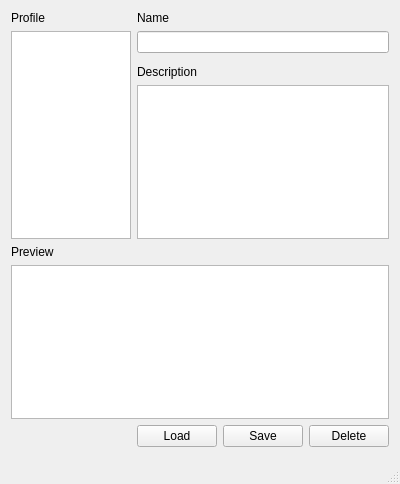
Above: gui_profiles.ui from Shub77/phoebetria-code before the change. Below: the same form after it.
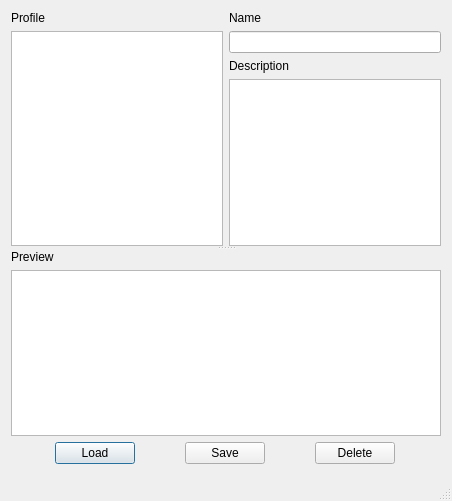
That is the form after the change. Icons and pictures are not drawn.

Commit message: Added vertical splitter to profiles dialog

```diff
--- a/gui_profiles.ui
+++ b/gui_profiles.ui
@@ -9,8 +9,8 @@
    <rect>
     <x>0</x>
     <y>0</y>
-    <width>400</width>
-    <height>484</height>
+    <width>452</width>
+    <height>501</height>
    </rect>
   </property>
   <property name="minimumSize">
@@ -26,44 +26,133 @@
    <bool>true</bool>
   </property>
   <layout class="QGridLayout" name="gridLayout">
-   <property name="spacing">
-    <number>6</number>
-   </property>
-   <item row="1" column="3">
-    <widget class="QLineEdit" name="ctrl_profileName"/>
-   </item>
-   <item row="3" column="3">
-    <widget class="QLabel" name="lbl_profileDescription_2">
-     <property name="text">
-      <string>Description</string>
-     </property>
-    </widget>
-   </item>
-   <item row="4" column="3">
-    <widget class="QPlainTextEdit" name="ctrl_profileDescription"/>
-   </item>
-   <item row="1" column="0" rowspan="4" colspan="3">
-    <widget class="QListWidget" name="ctrl_profileList">
-     <property name="sortingEnabled">
-      <bool>true</bool>
-     </property>
-    </widget>
-   </item>
    <item row="0" column="0">
+    <widget class="QSplitter" name="splitter">
+     <property name="frameShape">
+      <enum>QFrame::NoFrame</enum>
+     </property>
+     <property name="orientation">
+      <enum>Qt::Vertical</enum>
+     </property>
+     <property name="opaqueResize">
+      <bool>true</bool>
+     </property>
+     <property name="childrenCollapsible">
+      <bool>false</bool>
+     </property>
+     <widget class="QWidget" name="">
+      <layout class="QHBoxLayout" name="horizontalLayout_3">
+       <item>
+        <layout class="QVBoxLayout" name="verticalLayout_3">
+         <item>
     <widget class="QLabel" name="lbl_profileList">
      <property name="text">
       <string>Profile</string>
      </property>
     </widget>
    </item>
-   <item row="0" column="3">
+         <item>
+          <widget class="QListWidget" name="ctrl_profileList">
+           <property name="sortingEnabled">
+            <bool>true</bool>
+           </property>
+          </widget>
+         </item>
+        </layout>
+       </item>
+       <item>
+        <layout class="QVBoxLayout" name="verticalLayout_4">
+         <item>
+          <layout class="QVBoxLayout" name="verticalLayout">
+           <item>
     <widget class="QLabel" name="lbl_profileName">
      <property name="text">
       <string>Name</string>
      </property>
     </widget>
    </item>
-   <item row="10" column="0" colspan="4">
+           <item>
+            <widget class="QLineEdit" name="ctrl_profileName"/>
+           </item>
+          </layout>
+         </item>
+         <item>
+          <layout class="QVBoxLayout" name="verticalLayout_2">
+           <item>
+            <widget class="QLabel" name="lbl_profileDescription_2">
+             <property name="text">
+              <string>Description</string>
+             </property>
+            </widget>
+           </item>
+           <item>
+            <widget class="QPlainTextEdit" name="ctrl_profileDescription"/>
+           </item>
+          </layout>
+         </item>
+        </layout>
+       </item>
+      </layout>
+     </widget>
+     <widget class="QWidget" name="">
+      <layout class="QVBoxLayout" name="verticalLayout_5">
+       <item>
+        <widget class="QLabel" name="lbl_profileDescription">
+         <property name="text">
+          <string>Preview</string>
+         </property>
+        </widget>
+       </item>
+       <item>
+        <widget class="QTextBrowser" name="ctrl_profilePreview"/>
+       </item>
+       <item>
+        <layout class="QHBoxLayout" name="horizontalLayout">
+         <property name="spacing">
+          <number>6</number>
+         </property>
+         <item>
+          <widget class="QPushButton" name="ctrl_LoadProfile">
+           <property name="maximumSize">
+            <size>
+             <width>80</width>
+             <height>16777215</height>
+            </size>
+           </property>
+           <property name="text">
+            <string>Load</string>
+           </property>
+          </widget>
+         </item>
+         <item>
+          <widget class="QPushButton" name="ctrl_SaveProfile">
+           <property name="maximumSize">
+            <size>
+             <width>80</width>
+             <height>16777215</height>
+            </size>
+           </property>
+           <property name="text">
+            <string>Save</string>
+           </property>
+          </widget>
+         </item>
+         <item>
+          <widget class="QPushButton" name="ctrl_EraseProfile">
+           <property name="maximumSize">
+            <size>
+             <width>80</width>
+             <height>16777215</height>
+            </size>
+           </property>
+           <property name="text">
+            <string>Delete</string>
+           </property>
+          </widget>
+         </item>
+        </layout>
+       </item>
+       <item>
     <layout class="QHBoxLayout" name="horizontalLayout_2">
      <item>
       <spacer name="horizontalSpacer">
@@ -125,63 +214,21 @@
      </item>
     </layout>
    </item>
-   <item row="9" column="3">
-    <layout class="QHBoxLayout" name="horizontalLayout">
-     <property name="spacing">
-      <number>-1</number>
-     </property>
-     <item>
-      <widget class="QPushButton" name="ctrl_LoadProfile">
-       <property name="maximumSize">
-        <size>
-         <width>80</width>
-         <height>16777215</height>
-        </size>
-       </property>
-       <property name="text">
-        <string>Load</string>
-       </property>
-      </widget>
-     </item>
-     <item>
-      <widget class="QPushButton" name="ctrl_SaveProfile">
-       <property name="maximumSize">
-        <size>
-         <width>80</width>
-         <height>16777215</height>
-        </size>
-       </property>
-       <property name="text">
-        <string>Save</string>
-       </property>
-      </widget>
-     </item>
-     <item>
-      <widget class="QPushButton" name="ctrl_EraseProfile">
-       <property name="maximumSize">
-        <size>
-         <width>80</width>
-         <height>16777215</height>
-        </size>
-       </property>
-       <property name="text">
-        <string>Delete</string>
-       </property>
-      </widget>
-     </item>
-    </layout>
-   </item>
-   <item row="5" column="0">
-    <widget class="QLabel" name="lbl_profileDescription">
-     <property name="text">
-      <string>Preview</string>
-     </property>
-    </widget>
-   </item>
-   <item row="6" column="0" colspan="4">
-    <widget class="QTextBrowser" name="ctrl_profilePreview"/>
-   </item>
-  </layout>
+      </layout>
+     </widget>
+    </widget>
+   </item>
+  </layout>
+  <zorder>ctrl_profileName</zorder>
+  <zorder>lbl_profileDescription_2</zorder>
+  <zorder>ctrl_profileDescription</zorder>
+  <zorder>ctrl_profileList</zorder>
+  <zorder>lbl_profileList</zorder>
+  <zorder>lbl_profileName</zorder>
+  <zorder>ctrl_profilePreview</zorder>
+  <zorder>ctrl_profileDescription</zorder>
+  <zorder>ctrl_profileDescription</zorder>
+  <zorder>lbl_profileDescription_2</zorder>
  </widget>
  <resources/>
  <connections/>
```
Lines whose indentation alone changed are shown as unchanged.
